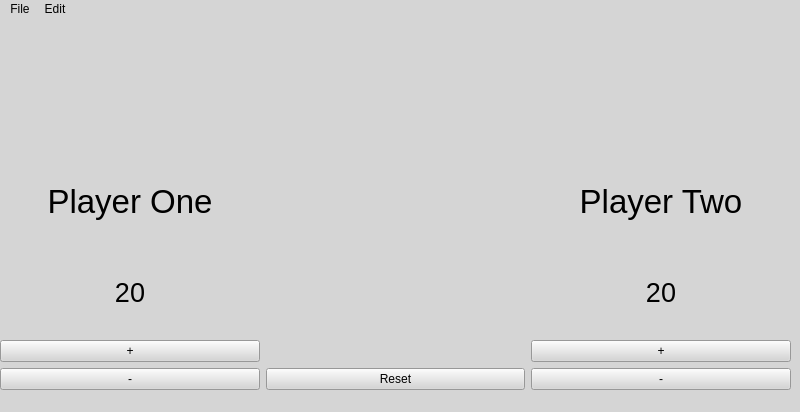
This is magicCounter_UI.ui in SlyCodePanda/magic-counter as Qt 5 draws it before an edit. The edited form follows.
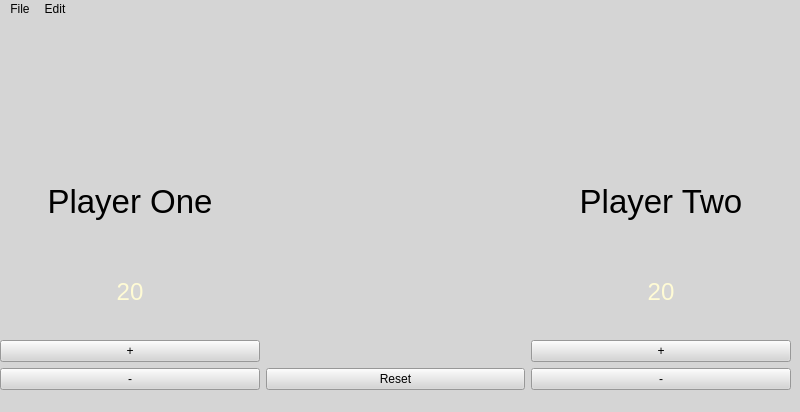
This is the edited form. Icons and pictures are not drawn.

```diff
--- a/magicCounter_UI.ui
+++ b/magicCounter_UI.ui
@@ -31,9 +31,13 @@
       <widget class="QLabel" name="playerOneCounter_label">
        <property name="font">
         <font>
-         <pointsize>20</pointsize>
+         <pointsize>18</pointsize>
         </font>
        </property>
+       <property name="styleSheet">
+        <string notr="true">background-image: url(:/images/imgs/Untitled-1.png);
+color: rgb(255, 251, 213);</string>
+       </property>
        <property name="text">
         <string>20</string>
        </property>
@@ -68,9 +72,13 @@
       <widget class="QLabel" name="PlayerTwoCounter_label">
        <property name="font">
         <font>
-         <pointsize>20</pointsize>
+         <pointsize>18</pointsize>
         </font>
        </property>
+       <property name="styleSheet">
+        <string notr="true">background-image: url(:/images/imgs/Untitled-1.png);
+color: rgb(255, 251, 213);</string>
+       </property>
        <property name="text">
         <string>20</string>
        </property>
```
